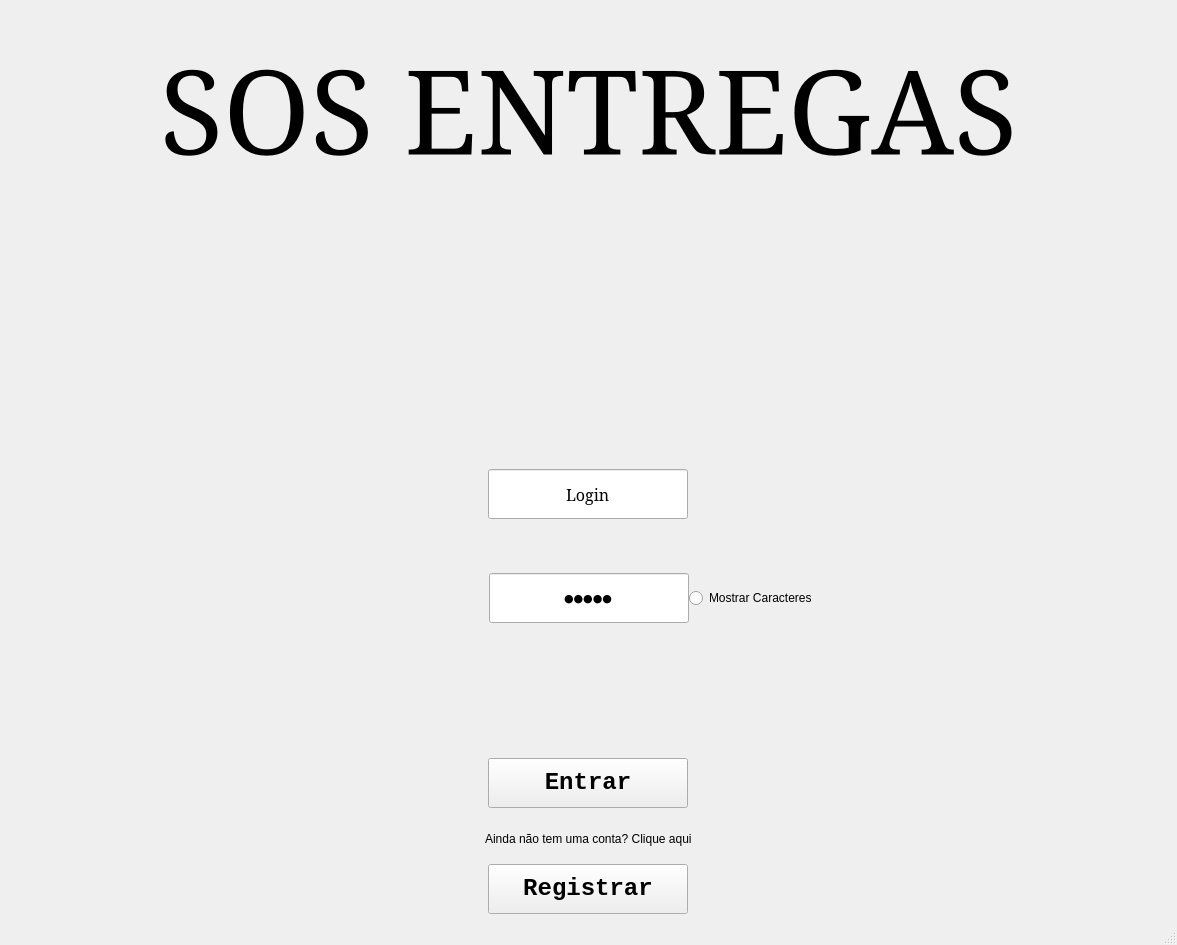
This is Login.ui in BrunoTiptc/SOS as Qt 5 draws it before an edit. The edited form follows.
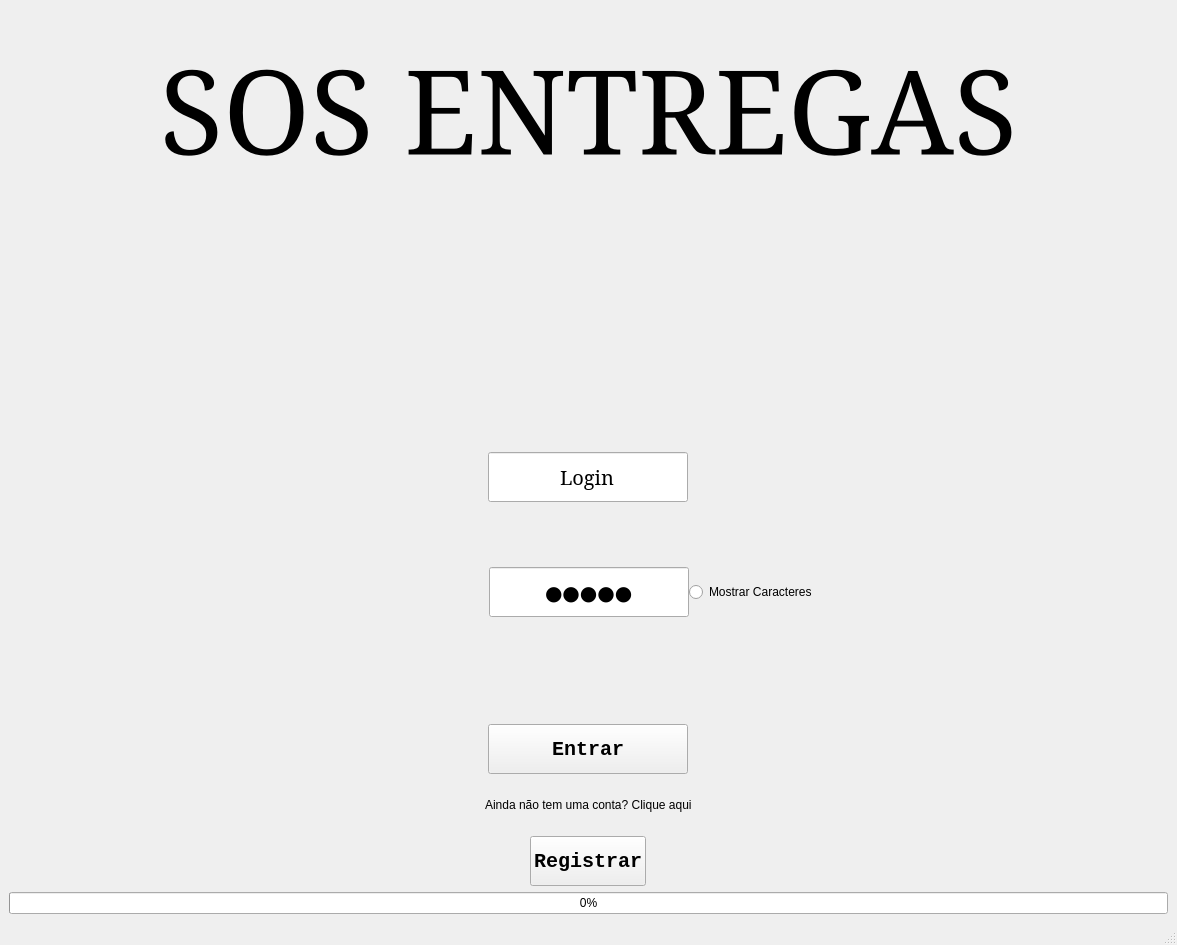
This is the edited form. Icons and pictures are not drawn.

```diff
--- a/Login.ui
+++ b/Login.ui
@@ -134,7 +134,7 @@
       <property name="font">
        <font>
         <family>SimSun</family>
-        <pointsize>12</pointsize>
+        <pointsize>15</pointsize>
        </font>
       </property>
       <property name="contextMenuPolicy">
@@ -172,7 +172,7 @@
        <number>0</number>
       </property>
       <property name="bottomMargin">
-       <number>80</number>
+       <number>42</number>
       </property>
       <item alignment="Qt::AlignmentFlag::AlignRight|Qt::AlignmentFlag::AlignVCenter">
        <widget class="QLineEdit" name="senha">
@@ -196,8 +196,8 @@
         </property>
         <property name="font">
          <font>
-          <family>SimSun</family>
-          <pointsize>8</pointsize>
+          <family>Trebuchet MS</family>
+          <pointsize>15</pointsize>
           <kerning>true</kerning>
          </font>
         </property>
@@ -263,7 +263,7 @@
       <property name="font">
        <font>
         <family>Courier New</family>
-        <pointsize>18</pointsize>
+        <pointsize>15</pointsize>
         <bold>true</bold>
        </font>
       </property>
@@ -289,9 +289,6 @@
     </item>
     <item>
      <layout class="QVBoxLayout" name="verticalLayout_2">
-      <property name="spacing">
-       <number>0</number>
-      </property>
       <item alignment="Qt::AlignmentFlag::AlignHCenter">
        <widget class="QLabel" name="label_3">
         <property name="maximumSize">
@@ -309,7 +306,7 @@
        <widget class="QPushButton" name="pushButton_3">
         <property name="minimumSize">
          <size>
-          <width>200</width>
+          <width>100</width>
           <height>50</height>
          </size>
         </property>
@@ -322,7 +319,7 @@
         <property name="font">
          <font>
           <family>Courier New</family>
-          <pointsize>18</pointsize>
+          <pointsize>15</pointsize>
           <bold>true</bold>
          </font>
         </property>
@@ -333,8 +330,9 @@
          <bool>false</bool>
         </property>
         <property name="styleSheet">
-         <string notr="true">
-background-image: url(:/new/prefix1/background.jpg);</string>
+         <string notr="true">background-image: url(:/Imagens/branco de fundo.png);
+border-color: qlineargradient(spread:pad, x1:0, y1:0, x2:1, y2:0, stop:0 rgba(255, 178, 102, 255), stop:0.55 rgba(235, 148, 61, 255), stop:0.98 rgba(0, 0, 0, 255), stop:1 rgba(0, 0, 0, 0));
+</string>
         </property>
         <property name="text">
          <string>Registrar</string>
@@ -343,6 +341,16 @@
       </item>
      </layout>
     </item>
+    <item>
+     <widget class="QProgressBar" name="progressBar">
+      <property name="toolTipDuration">
+       <number>1</number>
+      </property>
+      <property name="value">
+       <number>0</number>
+      </property>
+     </widget>
+    </item>
    </layout>
   </widget>
   <widget class="QStatusBar" name="statusbar">
```
Left out of the diff: 13 changed lines with no effect on the pictures.
